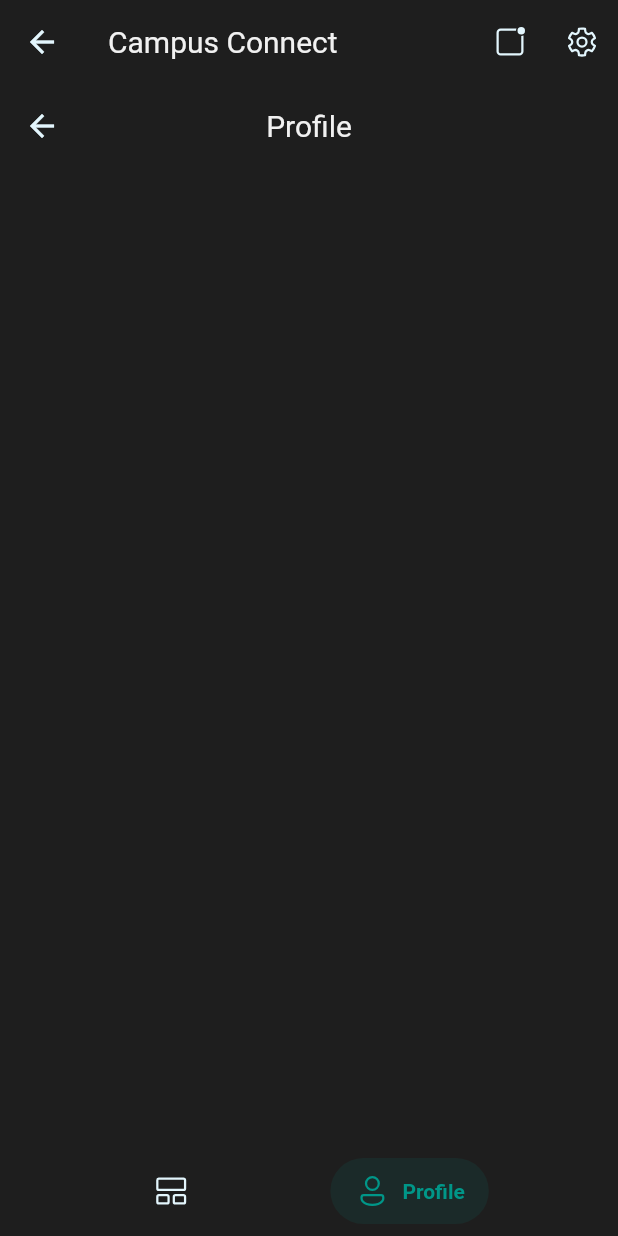
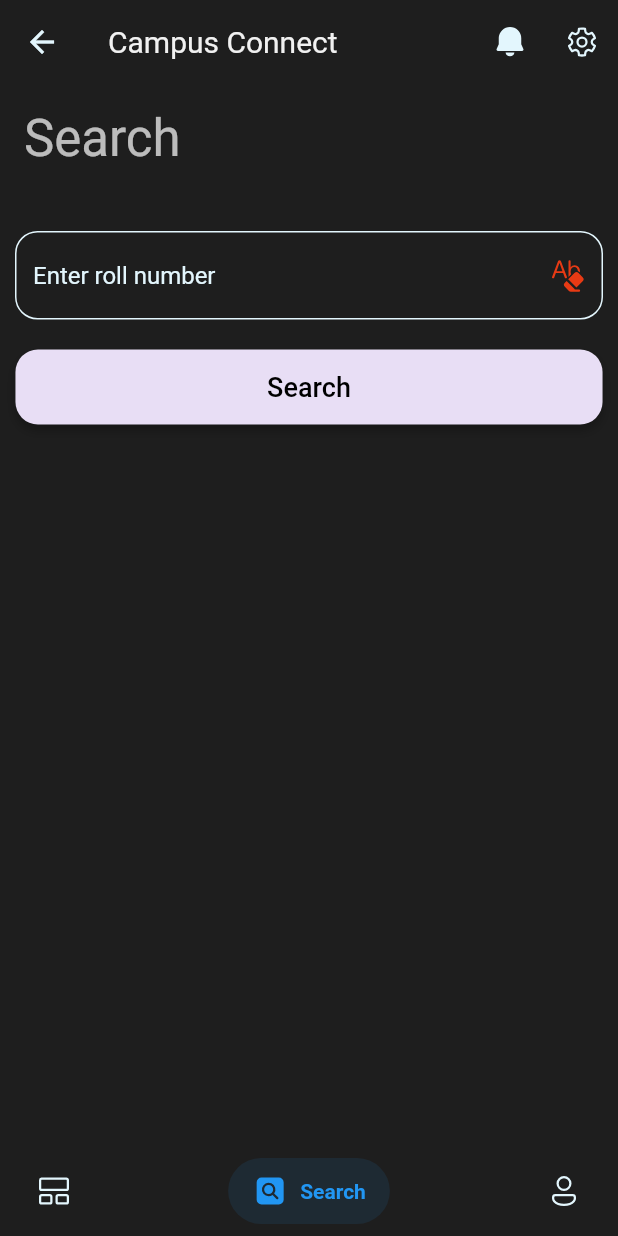
Before and after one commit to KathirvelChandrasekaran/campus_connect_admin, a Flutter app: the HomeScreen screen opened by its route, item 2 of the bottom bar chosen, on a phone screen of 412 x 824 dp. Run offline on Flutter 3.47's test engine with Material 2 defaults, Android fonts, the phone set to English and light mode, and no system bars; drawn by our look-alikes of salomon_bottom_bar; our stand-ins replace csv, file_picker, fluentui_system_icons, flutter_dotenv, flutter_riverpod, shared_preferences and 2 more; accounts and stored records are empty; network calls fail.

Commit message:
feat: search screen UI

```diff
--- a/lib/screens/home_screen.dart
+++ b/lib/screens/home_screen.dart
@@ -1,5 +1,6 @@
 import 'package:campus_connect_admin/screens/news_feed_screen.dart';
 import 'package:campus_connect_admin/screens/profile_screen.dart';
+import 'package:campus_connect_admin/screens/search_screen.dart';
 import 'package:campus_connect_admin/utils/theme.dart';
 import 'package:fluentui_system_icons/fluentui_system_icons.dart';
 import 'package:flutter/material.dart';
@@ -17,6 +18,7 @@ class _HomeScreenState extends State<HomeScreen> {
   var _currentIndex = 0;
   final List<Widget> _screens = [
     const NewsFeedScreen(),
+    const SearchScreen(),
     const ProfileScreen(),
   ];
 
@@ -33,7 +35,7 @@ class _HomeScreenState extends State<HomeScreen> {
             actions: [
               IconButton(
                 icon: Icon(
-                  FluentIcons.badge_24_regular,
+                  FluentIcons.alert_24_filled,
                   color: theme.darkTheme
                       ? Theme.of(context).primaryColor
                       : Colors.black,
@@ -66,6 +68,11 @@ class _HomeScreenState extends State<HomeScreen> {
                 selectedColor: Colors.purple,
               ),
               SalomonBottomBarItem(
+                icon: const Icon(FluentIcons.search_square_24_filled),
+                title: const Text("Search"),
+                selectedColor: Colors.blue,
+              ),
+              SalomonBottomBarItem(
                 icon: const Icon(
                   FluentIcons.person_32_regular,
                 ),
--- /dev/null
+++ b/lib/screens/search_screen.dart
@@ -0,0 +1,102 @@
+import 'package:campus_connect_admin/utils/constants.dart';
+import 'package:campus_connect_admin/utils/theme.dart';
+import 'package:campus_connect_admin/widgets/rounded_button_widget.dart';
+import 'package:fluentui_system_icons/fluentui_system_icons.dart';
+import 'package:flutter/material.dart';
+import 'package:flutter_riverpod/flutter_riverpod.dart';
+
+class SearchScreen extends StatefulWidget {
+  const SearchScreen({Key? key}) : super(key: key);
+
+  @override
+  State<SearchScreen> createState() => _SearchScreenState();
+}
+
+class _SearchScreenState extends State<SearchScreen> {
+  TextEditingController _searchText = TextEditingController();
+  @override
+  Widget build(BuildContext context) {
+    return Consumer(
+      builder: (context, ref, child) {
+        final theme = ref.watch(themingNotifer);
+
+        return GestureDetector(
+          onTap: () {
+            FocusScopeNode currentFocus = FocusScope.of(context);
+            if (!currentFocus.hasPrimaryFocus) currentFocus.unfocus();
+          },
+          child: Scaffold(
+            body: Column(
+              crossAxisAlignment: CrossAxisAlignment.start,
+              children: [
+                Container(
+                  padding: const EdgeInsets.all(16),
+                  child: Text(
+                    'Search',
+                    style: Theme.of(context).textTheme.headline4,
+                  ),
+                ),
+                const SizedBox(height: 16),
+                Padding(
+                  padding: const EdgeInsets.all(10.0),
+                  child: TextFormField(
+                    controller: _searchText,
+                    decoration: InputDecoration(
+                      focusedBorder: OutlineInputBorder(
+                        borderRadius: BorderRadius.circular(15),
+                        borderSide: BorderSide(
+                          color: theme.darkTheme
+                              ? Theme.of(context).primaryColor
+                              : Colors.black,
+                        ),
+                      ),
+                      enabledBorder: OutlineInputBorder(
+                        borderRadius: BorderRadius.circular(15),
+                        borderSide: BorderSide(
+                          color: theme.darkTheme
+                              ? Theme.of(context).primaryColor
+                              : Colors.black,
+                        ),
+                      ),
+                      hintText: 'Enter roll number',
+                      hintStyle: TextStyle(
+                        color: theme.darkTheme
+                            ? Theme.of(context).primaryColor
+                            : Colors.black,
+                      ),
+                      suffixIcon: IconButton(
+                        onPressed: () {
+                          _searchText.clear();
+                        },
+                        icon: const Icon(
+                          FluentIcons.text_clear_formatting_24_filled,
+                        ),
+                        color: Theme.of(context).colorScheme.error,
+                      ),
+                    ),
+                    style: const TextStyle(color: Colors.white),
+                  ),
+                ),
+                const SizedBox(height: 10),
+                Center(
+                  child: RoundedButtonWidget(
+                    buttonText: "Search",
+                    width: MediaQuery.of(context).size.width * 0.95,
+                    onpressed: () async {
+                      var result = await supabase
+                          .from('students')
+                          .select()
+                          .textSearch('roll_number', _searchText.text)
+                          .execute();
+                      print(result.data);
+                    },
+                  ),
+                ),
+              ],
+            ),
+          ),
+        );
+      },
+    );
+  }
+}
```
